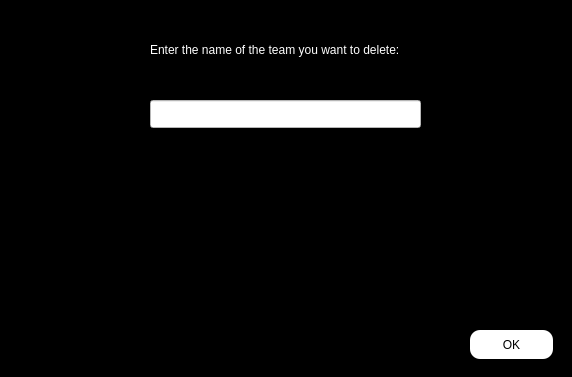
Qt form enter/delete_team_before.ui (Shayanrava/APproject) before a commit.
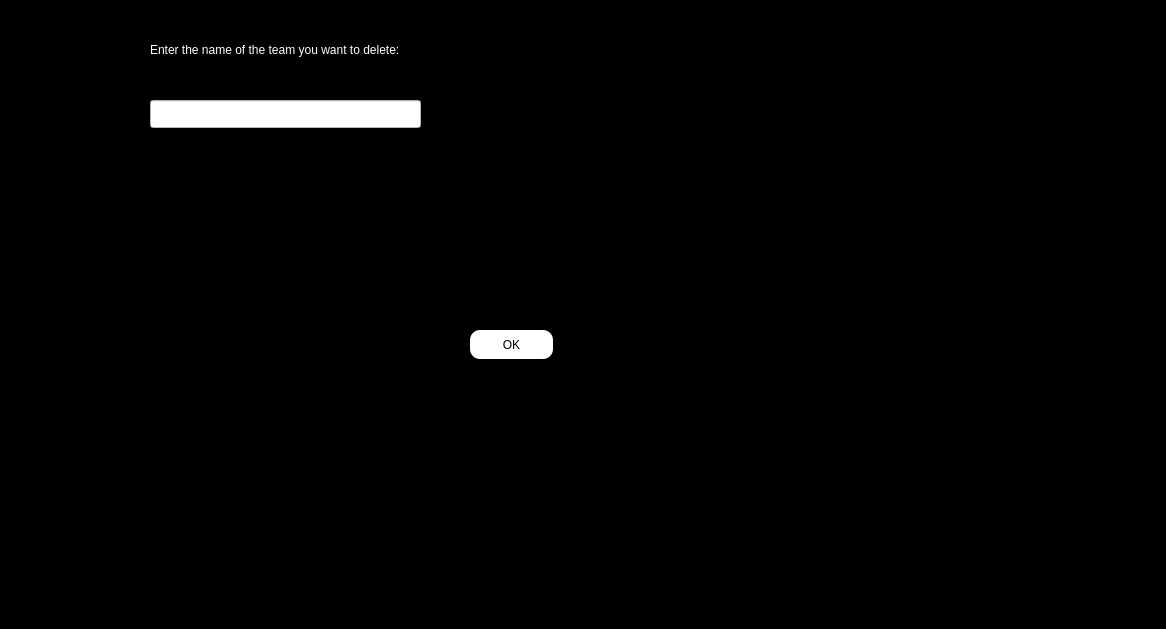
The same form after that commit.

Diff of the .ui file:
```diff
--- a/enter/delete_team_before.ui
+++ b/enter/delete_team_before.ui
@@ -6,8 +6,8 @@
    <rect>
     <x>0</x>
     <y>0</y>
-    <width>572</width>
-    <height>377</height>
+    <width>1166</width>
+    <height>629</height>
    </rect>
   </property>
   <property name="windowTitle">
```
